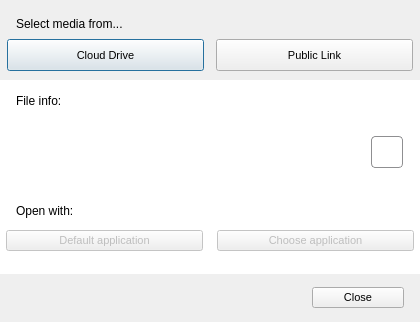
Before: the Qt Designer form Source/MEGASync/gui/macx/StreamingFromMegaDialog.ui in meganz/MEGAsync, drawn with Qt 5.
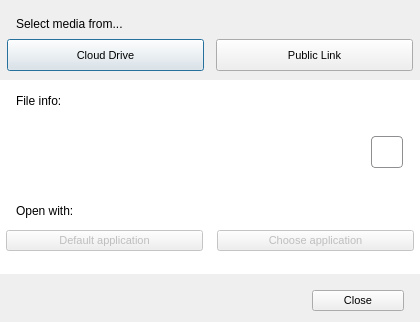
After: the same form once the commit is applied. Icons and pictures are not drawn.

Commit message: UI fixes for OS X

```diff
--- a/Source/MEGASync/gui/macx/StreamingFromMegaDialog.ui
+++ b/Source/MEGASync/gui/macx/StreamingFromMegaDialog.ui
@@ -31,12 +31,18 @@
 font-size: 11px;
 }
 
-#lStreamResourceDesc, #lFileInfoDesc, #lOpenWithDesc, #lFileSize
+#lStreamResourceDesc, #lFileInfoDesc, #lOpenWithDesc 
 {
   font-family: &quot;HelveticaNeue-Light&quot;;
   font-size: 12px;
   color: #000000;
 }
+#lFileSize
+{
+  font-family: &quot;HelveticaNeue-Light&quot;;
+  font-size: 12px;
+  color: #666666;
+}
 #wContainer
 {
 	background-color: white;
@@ -55,6 +61,13 @@
 {
 	font-size: 12px;
 	color: #000000;
+}
+#bCopyLink
+{
+    border: 1px solid #8f8f91;
+    border-radius: 4px;
+    background-color: qlineargradient(x1: 0, y1: 0, x2: 0, y2: 1,
+                                      stop: 0 rgba(246,247,250,30), stop: 1 rgba(232,233,235,30));
 }</string>
   </property>
   <layout class="QVBoxLayout" name="verticalLayout_6">
@@ -677,12 +690,15 @@
        <height>48</height>
       </size>
      </property>
+     <property name="styleSheet">
+      <string notr="true"/>
+     </property>
      <layout class="QHBoxLayout" name="horizontalLayout_5">
       <property name="leftMargin">
        <number>12</number>
       </property>
       <property name="topMargin">
-       <number>0</number>
+       <number>6</number>
       </property>
       <property name="rightMargin">
        <number>16</number>
```
Left out of the diff: 5 changed lines with no effect on the pictures. The commit also changes 1 other file.
